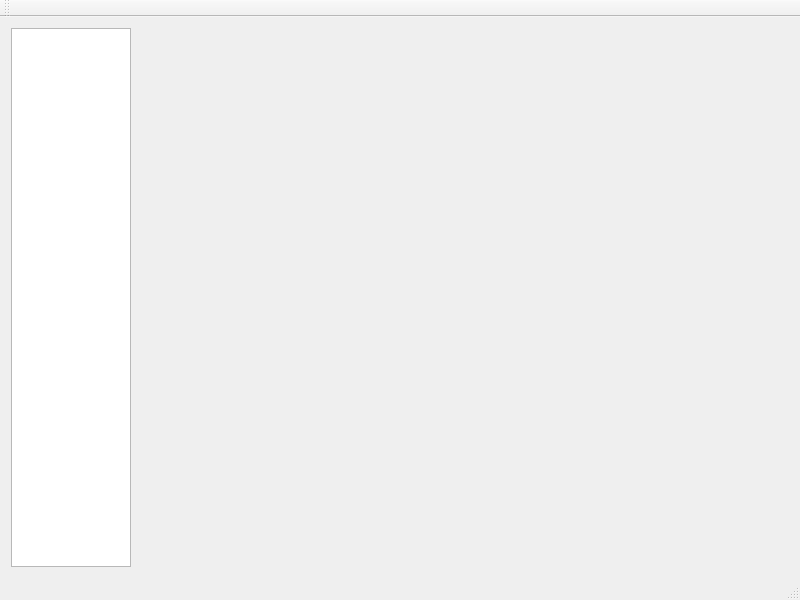
Above: mainwindow.ui from xlongfeng/home-security before the change. Below: the same form after it.
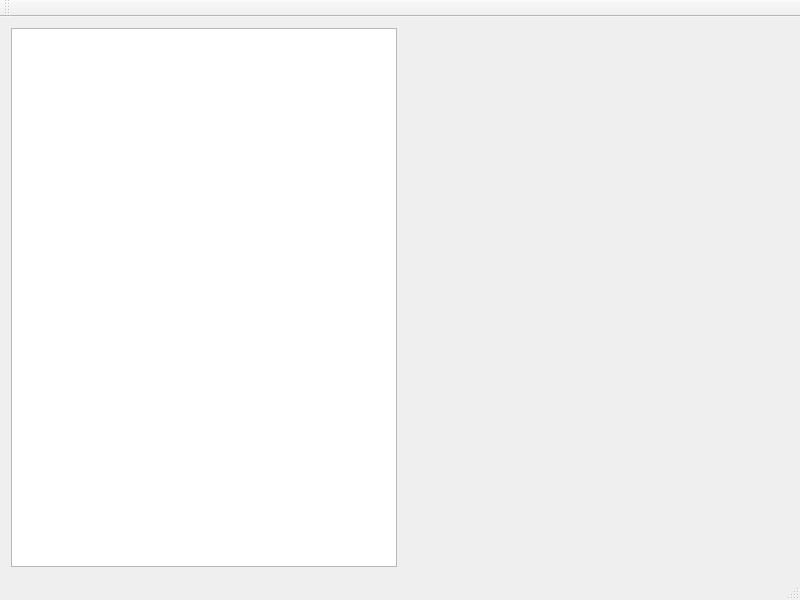
That is the form after the change.

```diff
--- a/mainwindow.ui
+++ b/mainwindow.ui
@@ -16,20 +16,7 @@
   <widget class="QWidget" name="centralWidget">
    <layout class="QHBoxLayout" name="horizontalLayout">
     <item>
-     <widget class="QListWidget" name="listWidget">
-      <property name="minimumSize">
-       <size>
-        <width>120</width>
-        <height>0</height>
-       </size>
-      </property>
-      <property name="maximumSize">
-       <size>
-        <width>120</width>
-        <height>16777215</height>
-       </size>
-      </property>
-     </widget>
+     <widget class="QListWidget" name="listWidget"/>
     </item>
     <item>
      <widget class="QStackedWidget" name="stackedWidget"/>
```
